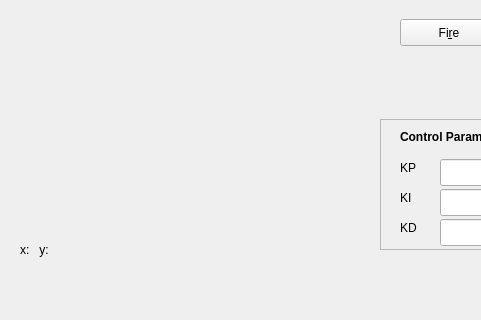
Qt form src/GUI/ControlUI.ui (silverbullet1/bbauv) before a commit; both pictures show x 0 to 481 and y 250 to 570 of the 823 by 570 pixel window.
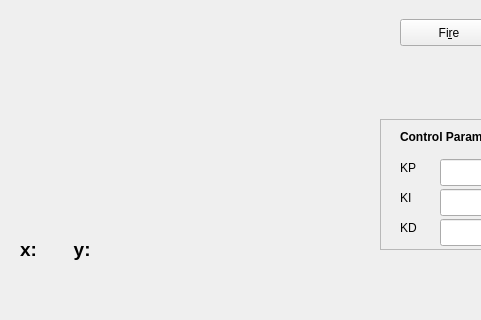
The same form after that commit. Custom widgets are drawn as their Qt base class.

```diff
--- a/src/GUI/ControlUI.ui
+++ b/src/GUI/ControlUI.ui
@@ -732,8 +732,18 @@
       <height>21</height>
      </rect>
     </property>
+    <property name="font">
+     <font>
+      <pointsize>14</pointsize>
+      <weight>75</weight>
+      <bold>true</bold>
+     </font>
+    </property>
     <property name="text">
-     <string>x:   y:</string>
+     <string>x:       y:</string>
+    </property>
+    <property name="textFormat">
+     <enum>Qt::AutoText</enum>
     </property>
    </widget>
   </widget>
```
Left out of the diff: 32 changed lines with no effect on the pictures.
